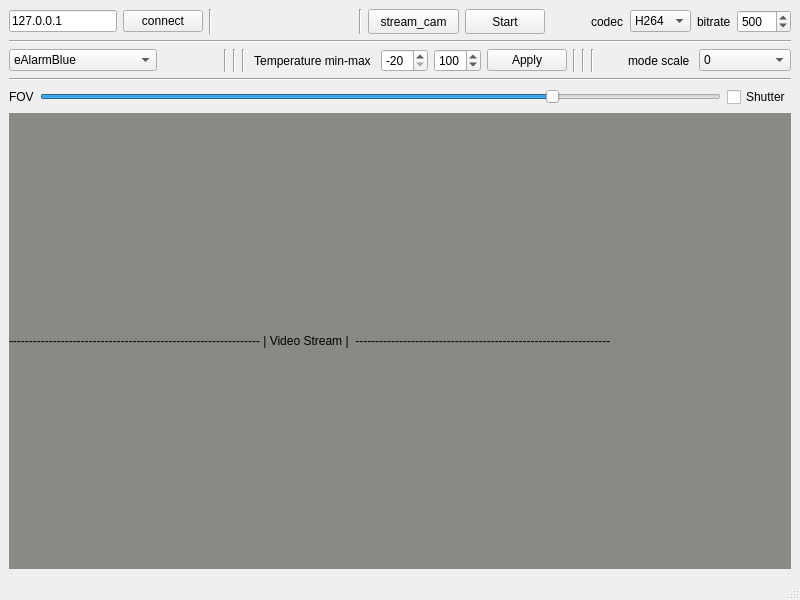
First picture: the form in Client_VideoCapture_Feeling/mainwindow.ui, repository werasaimon/Usystem_ThermalImage, before the edit.
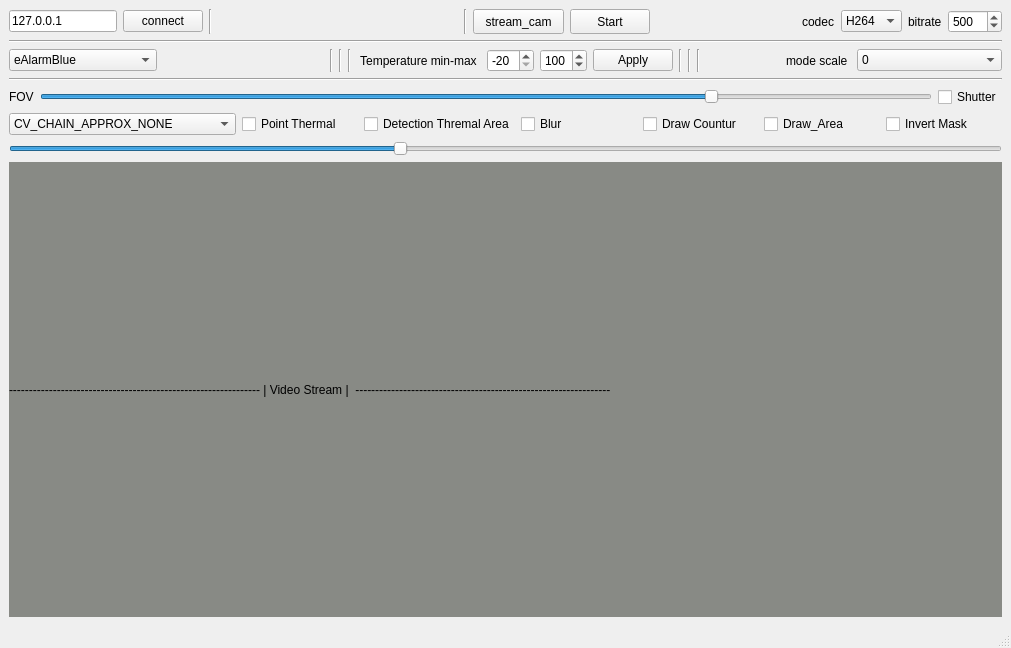
Second picture: the form after the edit. Custom widgets are drawn as their Qt base class.

Commit message: Thermal Camera : Optrix Xi.. | client / server | ver-0.01

The edit to the form file:
```diff
--- a/Client_VideoCapture_Feeling/mainwindow.ui
+++ b/Client_VideoCapture_Feeling/mainwindow.ui
@@ -6,8 +6,8 @@
    <rect>
     <x>0</x>
     <y>0</y>
-    <width>800</width>
-    <height>600</height>
+    <width>1011</width>
+    <height>648</height>
    </rect>
   </property>
   <property name="windowTitle">
@@ -382,6 +382,94 @@
         </item>
        </layout>
       </item>
+      <item>
+       <layout class="QHBoxLayout" name="horizontalLayout_10">
+        <item>
+         <widget class="QComboBox" name="comboBox_Method">
+          <item>
+           <property name="text">
+            <string>CV_CHAIN_APPROX_NONE  </string>
+           </property>
+          </item>
+          <item>
+           <property name="text">
+            <string>CV_CHAIN_APPROX_SIMPLE</string>
+           </property>
+          </item>
+          <item>
+           <property name="text">
+            <string>CV_CHAIN_APPROX_TC89_L1</string>
+           </property>
+          </item>
+          <item>
+           <property name="text">
+            <string>CV_CHAIN_APPROX_TC89_KCOS</string>
+           </property>
+          </item>
+          <item>
+           <property name="text">
+            <string>CV_LINK_RUNS</string>
+           </property>
+          </item>
+         </widget>
+        </item>
+        <item>
+         <widget class="QCheckBox" name="checkBox_PointThermal">
+          <property name="text">
+           <string>Point Thermal</string>
+          </property>
+         </widget>
+        </item>
+        <item>
+         <widget class="QCheckBox" name="checkBox_DetectionThermalArea">
+          <property name="text">
+           <string>Detection Thremal Area</string>
+          </property>
+         </widget>
+        </item>
+        <item>
+         <widget class="QCheckBox" name="checkBox_Blur">
+          <property name="text">
+           <string>Blur</string>
+          </property>
+         </widget>
+        </item>
+        <item>
+         <widget class="QCheckBox" name="checkBox_DrawCountur">
+          <property name="text">
+           <string>Draw Countur</string>
+          </property>
+         </widget>
+        </item>
+        <item>
+         <widget class="QCheckBox" name="checkBox_DrawArea">
+          <property name="text">
+           <string>Draw_Area</string>
+          </property>
+         </widget>
+        </item>
+        <item>
+         <widget class="QCheckBox" name="checkBox_InvertMask">
+          <property name="text">
+           <string>Invert Mask</string>
+          </property>
+         </widget>
+        </item>
+       </layout>
+      </item>
+      <item>
+       <widget class="QSlider" name="horizontalSlider_Thresh">
+        <property name="maximum">
+         <number>255</number>
+        </property>
+        <property name="value">
+         <number>100</number>
+        </property>
+        <property name="orientation">
+         <enum>Qt::Horizontal</enum>
+        </property>
+       </widget>
+      </item>
      </layout>
     </item>
     <item row="3" column="0">
```
Left out of the diff: 2 changed lines with no effect on the pictures. The commit also changes 12 other files.
